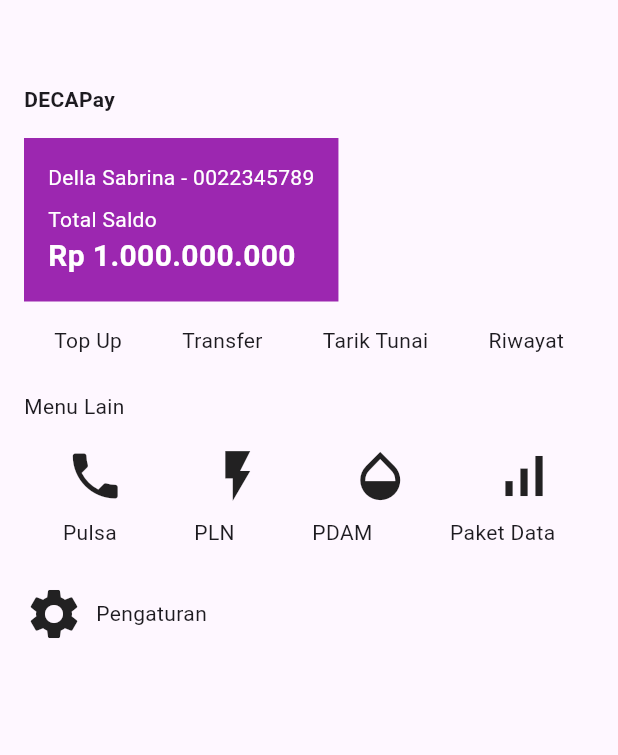
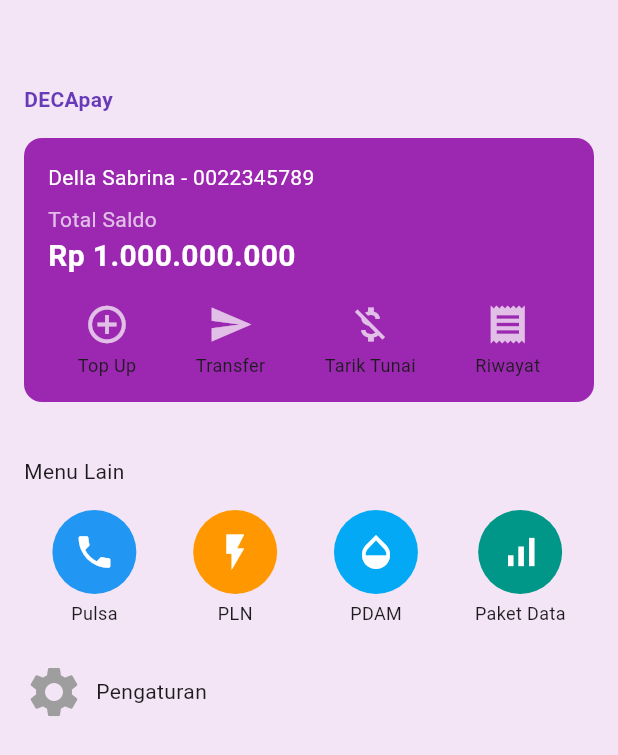
Before and after one commit to GalaxyRexus/mbanking_flutter, a Flutter app: the HomePage screen opened directly, on a phone screen of 412 x 824 dp. Shown: the top 755 px of the screen. Run offline on Flutter 3.47's test engine with Material 3 defaults, Android fonts, the phone set to English and light mode, and no system bars.

Commit message:
Bukti Transfer

```diff
--- a/lib/home.dart
+++ b/lib/home.dart
@@ -22,6 +22,7 @@ class HomePage extends StatelessWidget {
   @override
   Widget build(BuildContext context) {
     return Scaffold(
+      backgroundColor: Colors.purple.shade50, // biar agak mirip bg soft
       body: Padding(
         padding: const EdgeInsets.all(16),
         child: Column(
@@ -29,72 +30,73 @@ class HomePage extends StatelessWidget {
           children: [
             const SizedBox(height: 40),
             const Text(
-              "DECAPay",
-              style: TextStyle(fontWeight: FontWeight.bold),
+              "DECApay",
+              style: TextStyle(fontWeight: FontWeight.bold, color: Colors.deepPurple),
             ),
             const SizedBox(height: 16),
 
             // Kartu Saldo
+// Kartu Saldo + menu atas di dalam card
 Container(
+  width: double.infinity,
   padding: const EdgeInsets.all(16),
+  decoration: BoxDecoration(
     color: Colors.purple,
+    borderRadius: BorderRadius.circular(12),
+  ),
   child: Column(
     crossAxisAlignment: CrossAxisAlignment.start,
-                children: const [
-                  Text("Della Sabrina - 0022345789",
+    children: [
+      const Text("Della Sabrina - 0022345789",
           style: TextStyle(color: Colors.white)),
-                  SizedBox(height: 8),
-                  Text("Total Saldo", style: TextStyle(color: Colors.white)),
-                  Text("Rp 1.000.000.000",
+      const SizedBox(height: 8),
+      const Text("Total Saldo", style: TextStyle(color: Colors.white70)),
+      const Text("Rp 1.000.000.000",
           style: TextStyle(
               color: Colors.white,
               fontSize: 20,
               fontWeight: FontWeight.bold)),
-                ],
-              ),
-            ),            const SizedBox(height: 16),
+      const SizedBox(height: 16),
 
-            // Menu atas
+      // Menu atas dipindah ke dalam card
       Row(
         mainAxisAlignment: MainAxisAlignment.spaceAround,
         children: const [
-                Text("Top Up"),
-                Text("Transfer"),
-                Text("Tarik Tunai"),
-                Text("Riwayat"),
+          MenuAtas(icon: Icons.add_circle_outline, label: "Top Up",),
+          MenuAtas(icon: Icons.send, label: "Transfer"),
+          MenuAtas(icon: Icons.money_off, label: "Tarik Tunai"),
+          MenuAtas(icon: Icons.receipt, label: "Riwayat"),
         ],
       ),
+    ],
+  ),
+),
+
+            const SizedBox(height: 12),
+
+            // Menu atas (icon + text)
+
 
             const SizedBox(height: 24),
             const Text("Menu Lain"),
 
             const SizedBox(height: 16),
 
-            // Menu lain
+            // Menu lain (ikon lebih berwarna)
             Row(
               mainAxisAlignment: MainAxisAlignment.spaceAround,
               children: const [
-                Icon(Icons.phone, size: 40),
-                Icon(Icons.flash_on, size: 40),
-                Icon(Icons.opacity, size: 40),
-                Icon(Icons.signal_cellular_alt, size: 40),
-              ],
-            ),
-            const SizedBox(height: 8),
-            Row(
-              mainAxisAlignment: MainAxisAlignment.spaceAround,
-              children: const [
-                Text("Pulsa"),
-                Text("PLN"),
-                Text("PDAM"),
-                Text("Paket Data"),
+                MenuLain(icon: Icons.phone, label: "Pulsa", color: Colors.blue),
+                MenuLain(icon: Icons.flash_on, label: "PLN", color: Colors.orange),
+                MenuLain(icon: Icons.opacity, label: "PDAM", color: Colors.lightBlue),
+                MenuLain(icon: Icons.signal_cellular_alt, label: "Paket Data", color: Colors.teal),
               ],
             ),
 
             const SizedBox(height: 24),
             Row(
               children: const [
-                Icon(Icons.settings, size: 40),
+                Icon(Icons.settings, size: 40, color: Colors.grey),
                 SizedBox(width: 8),
                 Text("Pengaturan"),
               ],
@@ -105,3 +107,45 @@ class HomePage extends StatelessWidget {
     );
   }
 }
+
+// Widget untuk menu atas
+class MenuAtas extends StatelessWidget {
+  final IconData icon;
+  final String label;
+  const MenuAtas({super.key, required this.icon, required this.label});
+
+  @override
+  Widget build(BuildContext context) {
+    return Column(
+      children: [
+        Icon(icon, size: 30, color: Colors.white70),
+        const SizedBox(height: 4),
+        Text(label, style: const TextStyle(fontSize: 12)),
+      ],
+    );
+  }
+}
+
+// Widget untuk menu lain
+class MenuLain extends StatelessWidget {
+  final IconData icon;
+  final String label;
+  final Color color;
+  const MenuLain(
+      {super.key, required this.icon, required this.label, required this.color});
+
+  @override
+  Widget build(BuildContext context) {
+    return Column(
+      children: [
+        CircleAvatar(
+          backgroundColor: color,
+          radius: 28,
+          child: Icon(icon, size: 28, color: Colors.white),
+        ),
+        const SizedBox(height: 4),
+        Text(label, style: const TextStyle(fontSize: 12)),
+      ],
+    );
+  }
+}
```
Also changed, not shown: lib/bukti_transfer.dart (+118 -0 lines). Lines whose indentation alone changed are shown as unchanged.
